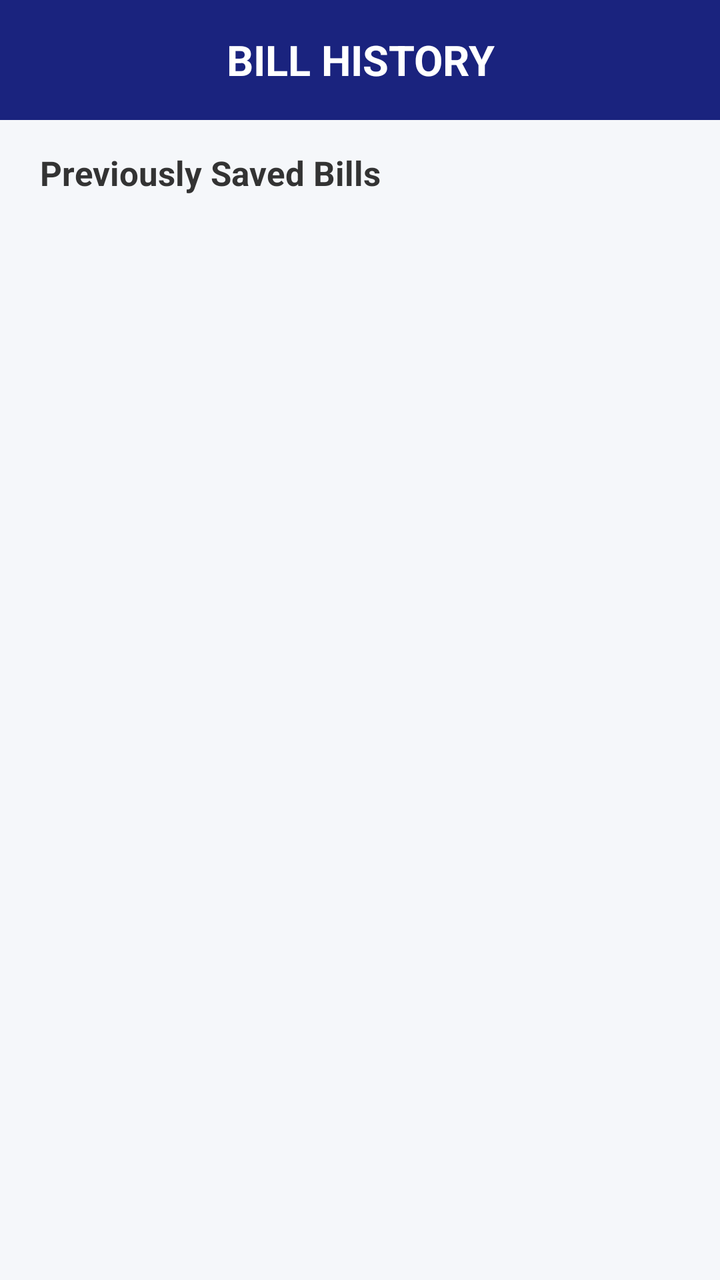
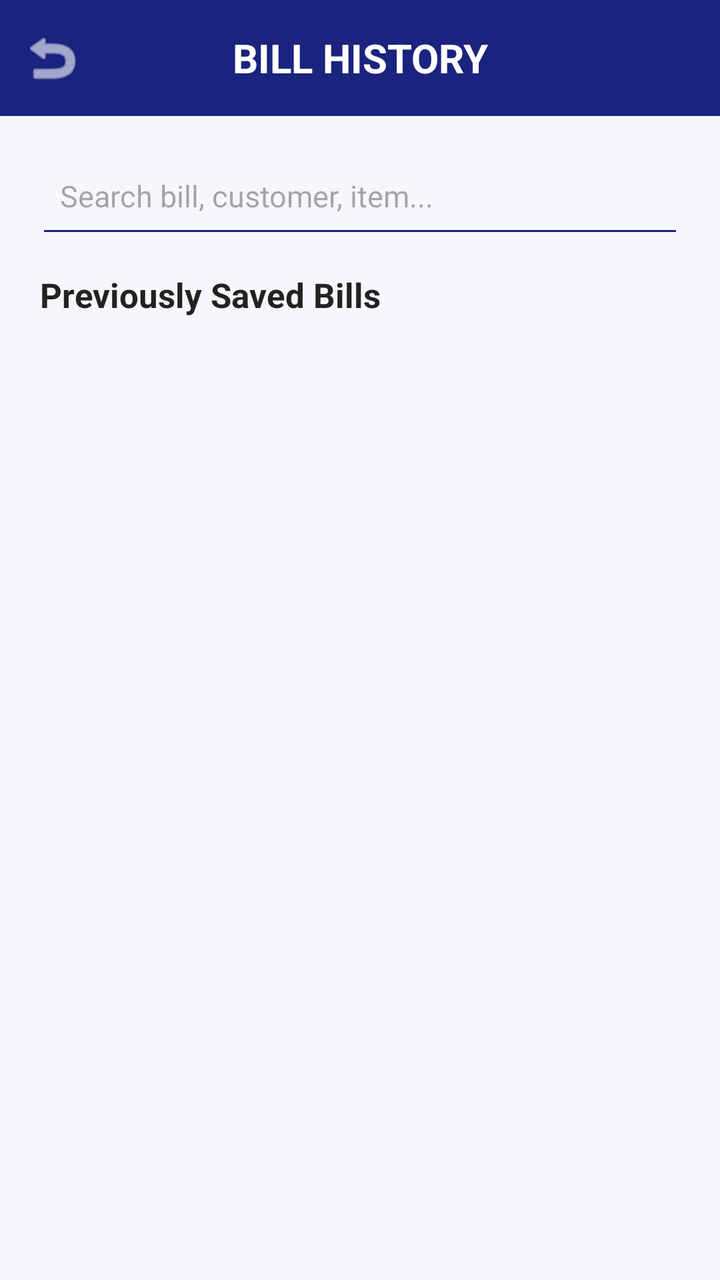

Screens rendered from an Android XML layout before and after an edit, with the pre-edit source and the edit as a unified diff.
<!-- AndroidManifest.xml: application theme Theme.HotelManagementSystem -->
<!-- res/layout/activity_bill_history.xml -->
<?xml version="1.0" encoding="utf-8"?>
<LinearLayout
    xmlns:android="http://schemas.android.com/apk/res/android"
    android:layout_width="match_parent"
    android:layout_height="match_parent"
    android:orientation="vertical"
    android:background="#F5F7FA">


    

    <TextView
        android:id="@+id/tvBillHistoryTitle"
        android:layout_width="match_parent"
        android:layout_height="60dp"
        android:background="#1A237E"
        android:gravity="center"
        android:text="BILL HISTORY"
        android:textColor="#FFFFFF"
        android:textSize="21sp"
        android:textStyle="bold" />


    

    <TextView
        android:layout_width="match_parent"
        android:layout_height="wrap_content"
        android:text="Previously Saved Bills"
        android:textColor="#333333"
        android:textSize="17sp"
        android:textStyle="bold"
        android:paddingStart="20dp"
        android:paddingTop="15dp"
        android:paddingBottom="8dp" />


    

    <androidx.recyclerview.widget.RecyclerView
        android:id="@+id/recyclerBillHistory"
        android:layout_width="match_parent"
        android:layout_height="0dp"
        android:layout_weight="1"
        android:padding="8dp"
        android:clipToPadding="false" />


    

    <TextView
        android:id="@+id/tvNoBills"
        android:layout_width="match_parent"
        android:layout_height="wrap_content"
        android:text="No saved bills found."
        android:textColor="#777777"
        android:textSize="16sp"
        android:gravity="center"
        android:visibility="gone"
        android:padding="30dp" />

</LinearLayout>
<!-- resources referenced by this layout -->
<resources>
  <style name="Theme.HotelManagementSystem" parent="Base.Theme.HotelManagementSystem" />
  <style name="Base.Theme.HotelManagementSystem" parent="Theme.Material3.DayNight.NoActionBar">
          
          
      </style>
</resources>

<!-- the commit's change to res/layout/activity_bill_history.xml (unified diff, before → after) -->
@@ -1,62 +1,120 @@
 <?xml version="1.0" encoding="utf-8"?>
-<LinearLayout
+<androidx.constraintlayout.widget.ConstraintLayout
     xmlns:android="http://schemas.android.com/apk/res/android"
+    xmlns:app="http://schemas.android.com/apk/res-auto"
     android:layout_width="match_parent"
     android:layout_height="match_parent"
-    android:orientation="vertical"
     android:background="#F5F7FA">
 
 
     
 
-    <TextView
-        android:id="@+id/tvBillHistoryTitle"
-        android:layout_width="match_parent"
-        android:layout_height="60dp"
+    <LinearLayout
+        android:id="@+id/billHistoryToolbar"
+        android:layout_width="0dp"
+        android:layout_height="58dp"
+        android:orientation="horizontal"
+        android:gravity="center_vertical"
         android:background="#1A237E"
-        android:gravity="center"
-        android:text="BILL HISTORY"
-        android:textColor="#FFFFFF"
-        android:textSize="21sp"
-        android:textStyle="bold" />
+        app:layout_constraintTop_toTopOf="parent"
+        app:layout_constraintStart_toStartOf="parent"
+        app:layout_constraintEnd_toEndOf="parent">
+
+
+        <androidx.appcompat.widget.AppCompatImageButton
+            android:id="@+id/btnBack"
+            android:layout_width="52dp"
+            android:layout_height="52dp"
+            android:background="?attr/selectableItemBackgroundBorderless"
+            android:src="@android:drawable/ic_menu_revert"
+            android:tint="#FFFFFF"
+            android:contentDescription="Back" />
+
+
+        <TextView
+            android:layout_width="0dp"
+            android:layout_height="match_parent"
+            android:layout_weight="1"
+            android:gravity="center"
+            android:text="BILL HISTORY"
+            android:textColor="#FFFFFF"
+            android:textSize="20sp"
+            android:textStyle="bold" />
+
+
+        <View
+            android:layout_width="52dp"
+            android:layout_height="match_parent" />
+
+    </LinearLayout>
+
+
+    
+
+    <EditText
+        android:id="@+id/etBillSearch"
+        android:layout_width="0dp"
+        android:layout_height="52dp"
+        android:layout_marginStart="18dp"
+        android:layout_marginEnd="18dp"
+        android:layout_marginTop="14dp"
+        android:backgroundTint="#1A237E"
+        android:hint="Search bill, customer, item..."
+        android:inputType="text"
+        android:singleLine="true"
+        android:padding="12dp"
+        android:textSize="15sp"
+        app:layout_constraintTop_toBottomOf="@id/billHistoryToolbar"
+        app:layout_constraintStart_toStartOf="parent"
+        app:layout_constraintEnd_toEndOf="parent" />
 
 
     
 
     <TextView
-        android:layout_width="match_parent"
+        android:id="@+id/tvPreviouslySaved"
+        android:layout_width="0dp"
         android:layout_height="wrap_content"
+        android:layout_marginStart="20dp"
+        android:layout_marginTop="12dp"
         android:text="Previously Saved Bills"
-        android:textColor="#333333"
+        android:textColor="#222222"
         android:textSize="17sp"
         android:textStyle="bold"
-        android:paddingStart="20dp"
-        android:paddingTop="15dp"
-        android:paddingBottom="8dp" />
+        app:layout_constraintTop_toBottomOf="@id/etBillSearch"
+        app:layout_constraintStart_toStartOf="parent"
+        app:layout_constraintEnd_toEndOf="parent" />
+
+
+    
+
+    <TextView
+        android:id="@+id/tvNoBills"
+        android:layout_width="0dp"
+        android:layout_height="wrap_content"
+        android:gravity="center"
+        android:text="No bills found."
+        android:textColor="#777777"
+        android:textSize="16sp"
+        android:visibility="gone"
+        app:layout_constraintTop_toBottomOf="@id/tvPreviouslySaved"
+        app:layout_constraintBottom_toBottomOf="parent"
+        app:layout_constraintStart_toStartOf="parent"
+        app:layout_constraintEnd_toEndOf="parent" />
 
 
     
 
     <androidx.recyclerview.widget.RecyclerView
         android:id="@+id/recyclerBillHistory"
-        android:layout_width="match_parent"
+        android:layout_width="0dp"
         android:layout_height="0dp"
-        android:layout_weight="1"
-        android:padding="8dp"
-        android:clipToPadding="false" />
+        android:clipToPadding="false"
+        android:paddingTop="5dp"
+        android:paddingBottom="15dp"
+        app:layout_constraintTop_toBottomOf="@id/tvPreviouslySaved"
+        app:layout_constraintBottom_toBottomOf="parent"
+        app:layout_constraintStart_toStartOf="parent"
+        app:layout_constraintEnd_toEndOf="parent" />
 
-
-    
-
-    <TextView
-        android:id="@+id/tvNoBills"
-        android:layout_width="match_parent"
-        android:layout_height="wrap_content"
-        android:text="No saved bills found."
-        android:textColor="#777777"
-        android:textSize="16sp"
-        android:gravity="center"
-        android:visibility="gone"
-        android:padding="30dp" />
-
-</LinearLayout>
+</androidx.constraintlayout.widget.ConstraintLayout>
